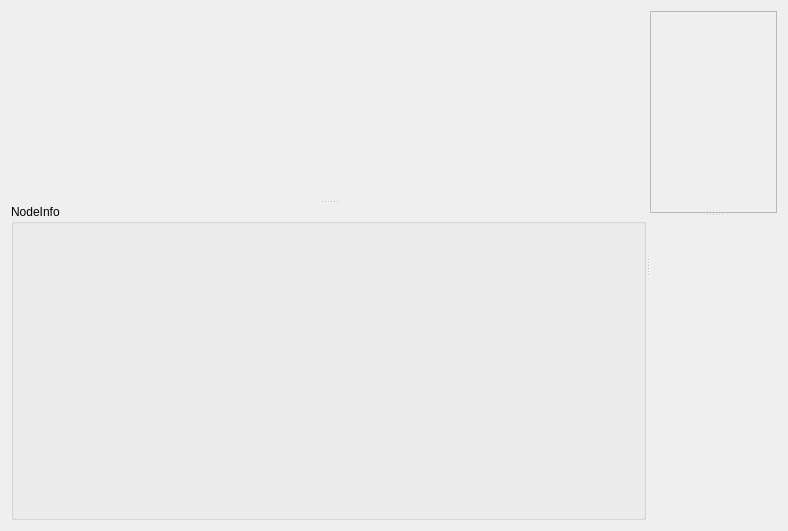
The window that frappy/gui/ui/nodewidget.ui (SampleEnvironment/frappy) describes before a commit, drawn with Qt 5.
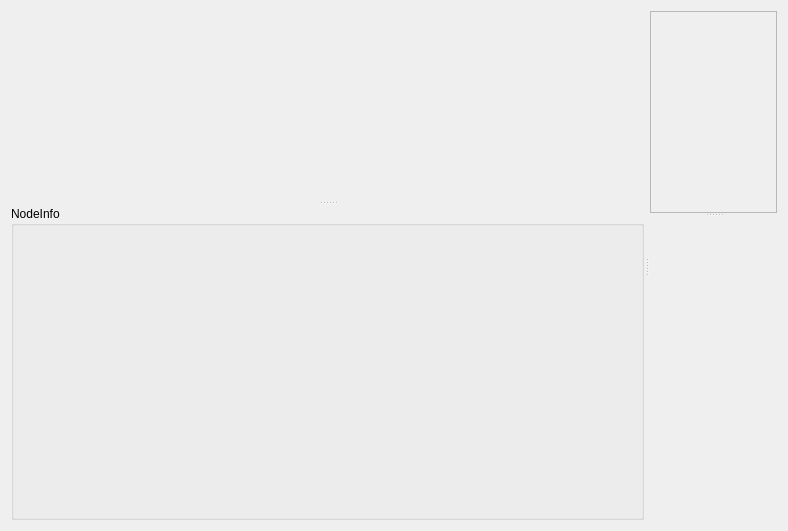
The same window after the commit. Custom widgets are drawn as their Qt base class.

Commit message: gui: make spacing more consistent

```diff
--- a/frappy/gui/ui/nodewidget.ui
+++ b/frappy/gui/ui/nodewidget.ui
@@ -28,6 +28,9 @@
      <property name="orientation">
       <enum>Qt::Horizontal</enum>
      </property>
+     <property name="handleWidth">
+      <number>6</number>
+     </property>
      <property name="childrenCollapsible">
       <bool>false</bool>
      </property>
@@ -50,6 +53,9 @@
          <property name="orientation">
           <enum>Qt::Vertical</enum>
          </property>
+         <property name="handleWidth">
+          <number>6</number>
+         </property>
          <widget class="QWidget" name="infotree" native="true"/>
          <widget class="QGroupBox" name="nodeinfo">
           <property name="sizePolicy">
```
Left out of the diff: 2 changed lines with no effect on the pictures. The commit also changes 3 other files.
